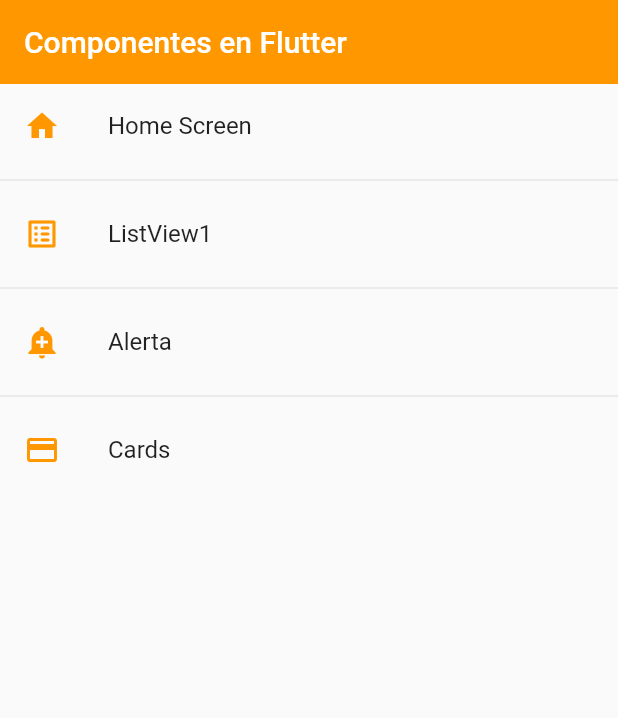
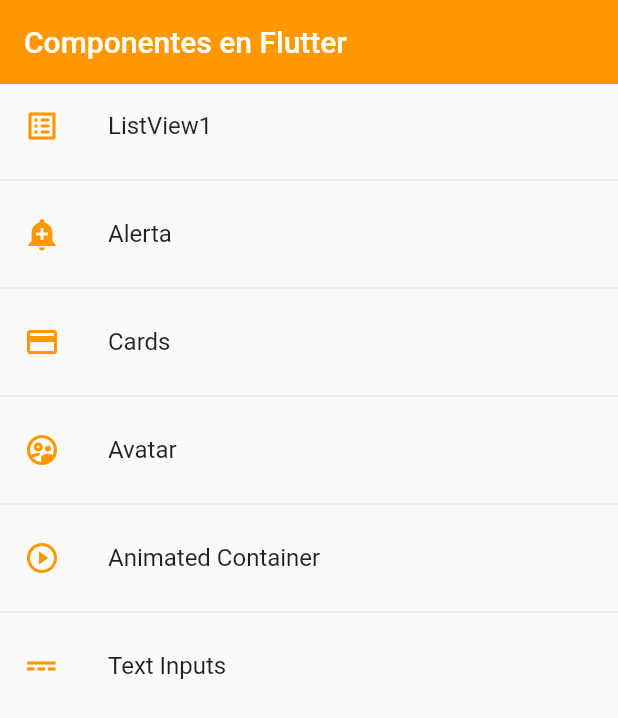
Before and after one commit to skynoorz/fl_components, a Flutter app: the screen it shows after launch, on a phone screen of 412 x 824 dp. Shown: the top 718 px of the screen. Run offline on Flutter 3.47's test engine with Material 2 defaults, Android fonts, the phone set to English and light mode, and no system bars.

Commit message:
formulario inicial 2

```diff
--- a/lib/router/app_routes.dart
+++ b/lib/router/app_routes.dart
@@ -6,12 +6,6 @@ class AppRoutes {
   static const initialRoute = 'home';
 
   static final menuOptions = <MenuOption>[
-    // TODO BORRAR HOME
-    MenuOption(
-        route: 'home',
-        name: 'Home Screen',
-        screen: const HomeScreen(),
-        icon: Icons.home),
     MenuOption(
         route: 'listview1',
         name: 'ListView1',
@@ -27,13 +21,31 @@ class AppRoutes {
         name: 'Cards',
         screen: const CardScreen(),
         icon: Icons.credit_card),
+    MenuOption(
+        route: 'avatar',
+        name: 'Avatar',
+        screen: const AvatarScreen(),
+        icon: Icons.supervised_user_circle_outlined),
+    MenuOption(
+        route: 'animated',
+        name: 'Animated Container',
+        screen: const AnimatedScreen(),
+        icon: Icons.play_circle_outline),
+    MenuOption(
+        route: 'inputs',
+        name: 'Text Inputs',
+        screen: const InputScreen(),
+        icon: Icons.power_input_outlined),
   ];
 
   static Map<String, Widget Function(BuildContext)> getAppRoutes() {
     Map<String, Widget Function(BuildContext)> appRoutes = {};
+    appRoutes.addAll({'home': (context) => const HomeScreen()});
+
     for (final option in menuOptions) {
       appRoutes.addAll({option.route: (context) => option.screen});
     }
+
     return appRoutes;
   }
 
--- a/lib/screens/screens.dart
+++ b/lib/screens/screens.dart
@@ -1,3 +1,6 @@
+export 'package:fl_components/screens/inputs_screen.dart';
+export 'package:fl_components/screens/animated_screen.dart';
+export 'package:fl_components/screens/avatar_screen.dart';
 export 'package:fl_components/screens/alert_screen.dart';
 export 'package:fl_components/screens/card_screen.dart';
 export 'package:fl_components/screens/home_screen.dart';
--- a/lib/theme/app_theme.dart
+++ b/lib/theme/app_theme.dart
@@ -1,5 +1,5 @@
 import 'package:flutter/material.dart'
-    show AppBarTheme, ButtonStyle, Color, Colors, TextButton, TextButtonThemeData, ThemeData;
+    show AppBarTheme, Color, Colors, ElevatedButton, ElevatedButtonThemeData, FloatingActionButtonThemeData, StadiumBorder, TextButton, TextButtonThemeData, ThemeData;
 
 class AppTheme {
   static Color primary = Colors.orange;
@@ -11,6 +11,21 @@ class AppTheme {
       appBarTheme: AppBarTheme(color: primary, elevation: 0),
       textButtonTheme: TextButtonThemeData(
         style: TextButton.styleFrom(foregroundColor: primary)
+      ),
+
+      //Floating action buttons
+      floatingActionButtonTheme: FloatingActionButtonThemeData(
+        backgroundColor: primary,
+        elevation: 10
+      ),
+
+      //Elevated buttons
+      elevatedButtonTheme: ElevatedButtonThemeData(
+        style: ElevatedButton.styleFrom(
+          backgroundColor: primary,
+          shape: const StadiumBorder(),
+          elevation: 10
+        )
       )
   );
 
```
Also changed, not shown: lib/screens/alert_screen.dart (+64 -3 lines), lib/screens/animated_screen.dart (added, +50 -0 lines), lib/screens/avatar_screen.dart (added, +33 -0 lines).
